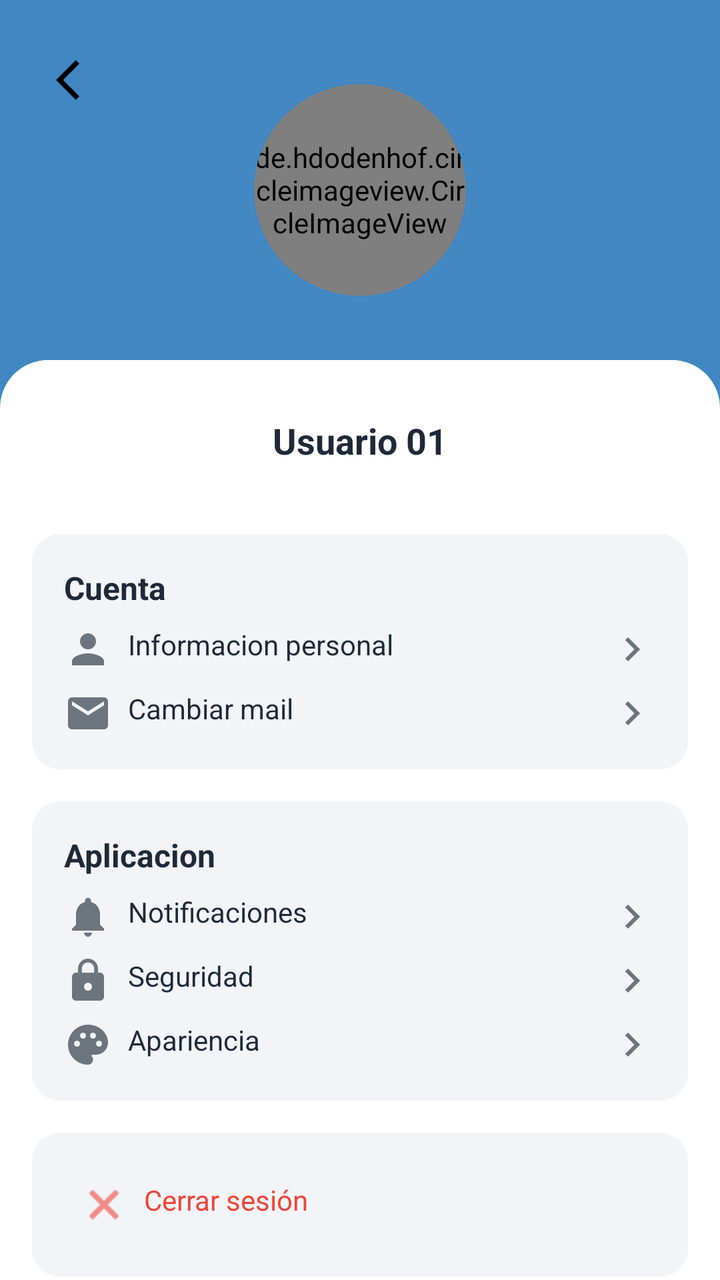
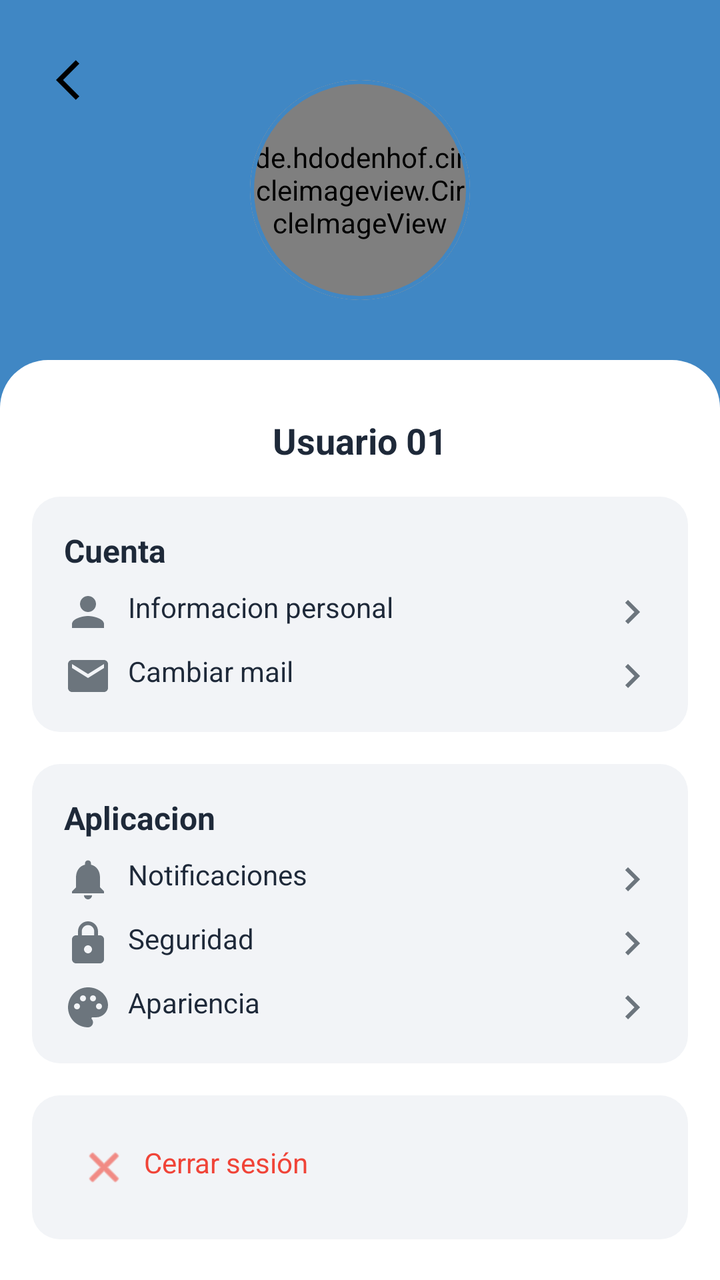

Compare the two renders of this Android layout. The source of the first and the diff that turns it into the second are given below.
<!-- AndroidManifest.xml: application theme Theme.FollowUp -->
<!-- res/layout/activity_configuracion.xml -->
<?xml version="1.0" encoding="utf-8"?>
<androidx.coordinatorlayout.widget.CoordinatorLayout
    xmlns:android="http://schemas.android.com/apk/res/android"
    xmlns:app="http://schemas.android.com/apk/res-auto"
    android:id="@+id/main"
    android:layout_width="match_parent"
    android:layout_height="match_parent"
    android:background="@color/background_header">

    
    <com.google.android.material.appbar.AppBarLayout
        android:layout_width="match_parent"
        android:layout_height="wrap_content"
        android:background="@android:color/transparent"
        app:elevation="0dp">

        <RelativeLayout
            android:layout_width="match_parent"
            android:layout_height="180dp"
            android:background="@color/background_header">

            <ImageButton
                android:id="@+id/backButton"
                android:layout_width="48dp"
                android:layout_height="48dp"
                android:layout_margin="16dp"
                android:background="?attr/selectableItemBackgroundBorderless"
                android:importantForAccessibility="no"
                android:src="@drawable/ic_back_arrow_black" />

            <com.google.android.material.card.MaterialCardView
                android:id="@+id/profileContainer"
                android:layout_width="110dp"
                android:layout_height="110dp"
                android:layout_centerHorizontal="true"
                android:layout_marginTop="40dp"
                android:clickable="true"
                android:focusable="true"
                android:foreground="?attr/selectableItemBackgroundBorderless"
                app:cardCornerRadius="55dp"
                app:cardElevation="0dp"
                app:strokeWidth="2dp"
                app:strokeColor="@color/primary_blue">

                <de.hdodenhof.circleimageview.CircleImageView
                    android:id="@+id/profilePicture"
                    android:layout_width="match_parent"
                    android:layout_height="match_parent"
                    android:src="@drawable/ic_person"
                    android:scaleType="centerCrop" />

            </com.google.android.material.card.MaterialCardView>

        </RelativeLayout>

    </com.google.android.material.appbar.AppBarLayout>

    
    <androidx.core.widget.NestedScrollView
        android:layout_width="match_parent"
        android:layout_height="match_parent"
        android:background="@drawable/background_content_top_rounded"
        app:layout_behavior="@string/appbar_scrolling_view_behavior">

        <LinearLayout
            android:layout_width="match_parent"
            android:layout_height="wrap_content"
            android:orientation="vertical"
            android:padding="16dp">

            
            <TextView
                android:id="@+id/tvUserName"
                android:layout_width="wrap_content"
                android:layout_height="wrap_content"
                android:layout_gravity="center_horizontal"
                android:layout_marginTop="12dp"
                android:text="@string/usuario_01"
                android:textColor="@color/text_primary"
                android:textSize="18sp"
                android:textStyle="bold" />

            <TextView
                android:id="@+id/tvUbicacion"
                android:layout_width="wrap_content"
                android:layout_height="wrap_content"
                android:layout_gravity="center_horizontal"
                android:layout_marginTop="1dp"
                android:layout_marginBottom="16dp"
                android:text=""
                android:textColor="@color/text_secondary"
                android:textSize="13sp" />

            
            <LinearLayout
                android:layout_width="match_parent"
                android:layout_height="wrap_content"
                android:layout_marginHorizontal="0dp"
                android:background="@drawable/bg_dialog_rounded2"
                android:orientation="vertical"
                android:padding="16dp">

                <TextView
                    android:layout_width="wrap_content"
                    android:layout_height="wrap_content"
                    android:text="@string/cuenta"
                    android:textColor="@color/text_primary"
                    android:textSize="16sp"
                    android:textStyle="bold" />

                <LinearLayout
                    android:layout_width="match_parent"
                    android:layout_height="wrap_content"
                    android:layout_marginTop="8dp"
                    android:orientation="horizontal">

                    <ImageView
                        android:layout_width="24dp"
                        android:layout_height="24dp"
                        android:src="@drawable/ic_person"
                        app:tint="@color/text_secondary" />

                    <TextView
                        android:layout_width="0dp"
                        android:layout_height="wrap_content"
                        android:layout_marginStart="8dp"
                        android:layout_weight="1"
                        android:textColor="@color/text_primary"
                        android:text="@string/informacion_personal" />

                    <ImageView
                        android:layout_width="24dp"
                        android:layout_height="24dp"
                        android:src="@drawable/ic_right_arrow"
                        app:tint="@color/text_secondary" />
                </LinearLayout>

                <LinearLayout
                    android:id="@+id/ll_CambiarMail"
                    android:layout_width="match_parent"
                    android:layout_height="wrap_content"
                    android:layout_marginTop="8dp"
                    android:orientation="horizontal"
                    android:background="?attr/selectableItemBackground"
                    android:clickable="true"
                    android:focusable="true">

                    <ImageView
                        android:layout_width="24dp"
                        android:layout_height="24dp"
                        android:src="@drawable/ic_mail"
                        app:tint="@color/text_secondary" />

                    <TextView
                        android:layout_width="0dp"
                        android:layout_height="wrap_content"
                        android:layout_marginStart="8dp"
                        android:layout_weight="1"
                        android:textColor="@color/text_primary"
                        android:text="@string/cambiar_mail" />

                    <ImageView
                        android:layout_width="24dp"
                        android:layout_height="24dp"
                        android:importantForAccessibility="no"
                        android:src="@drawable/ic_right_arrow"
                        app:tint="@color/text_secondary" />
                </LinearLayout>
            </LinearLayout>

            
            <LinearLayout
                android:layout_width="match_parent"
                android:layout_height="wrap_content"
                android:layout_marginTop="16dp"
                android:background="@drawable/bg_dialog_rounded2"
                android:orientation="vertical"
                android:padding="16dp">

                <TextView
                    android:layout_width="wrap_content"
                    android:layout_height="wrap_content"
                    android:text="@string/aplicacion"
                    android:textColor="@color/text_primary"
                    android:textSize="16sp"
                    android:textStyle="bold" />

                <LinearLayout
                    android:layout_width="match_parent"
                    android:layout_height="wrap_content"
                    android:layout_marginTop="8dp"
                    android:orientation="horizontal">

                    <ImageView
                        android:layout_width="24dp"
                        android:layout_height="24dp"
                        android:importantForAccessibility="no"
                        android:src="@drawable/ic_bell"
                        app:tint="@color/text_secondary" />

                    <TextView
                        android:layout_width="0dp"
                        android:layout_height="wrap_content"
                        android:layout_marginStart="8dp"
                        android:layout_weight="1"
                        android:textColor="@color/text_primary"
                        android:text="@string/notificaciones" />

                    <ImageView
                        android:layout_width="24dp"
                        android:layout_height="24dp"
                        android:importantForAccessibility="no"
                        android:src="@drawable/ic_right_arrow"
                        app:tint="@color/text_secondary" />
                </LinearLayout>

                <LinearLayout
                    android:id="@+id/llSeguridad"
                    android:layout_width="match_parent"
                    android:layout_height="wrap_content"
                    android:layout_marginTop="8dp"
                    android:orientation="horizontal"
                    android:background="?attr/selectableItemBackground"
                    android:clickable="true"
                    android:focusable="true">

                    <ImageView
                        android:layout_width="24dp"
                        android:layout_height="24dp"
                        android:importantForAccessibility="no"
                        android:src="@drawable/ic_lock"
                        app:tint="@color/text_secondary" />

                    <TextView
                        android:layout_width="0dp"
                        android:layout_height="wrap_content"
                        android:layout_marginStart="8dp"
                        android:layout_weight="1"
                        android:textColor="@color/text_primary"
                        android:text="@string/seguridad" />

                    <ImageView
                        android:layout_width="24dp"
                        android:layout_height="24dp"
                        android:importantForAccessibility="no"
                        android:src="@drawable/ic_right_arrow"
                        app:tint="@color/text_secondary" />
                </LinearLayout>

                <LinearLayout
                    android:id="@+id/ll_Apariencia"
                    android:layout_width="match_parent"
                    android:layout_height="wrap_content"
                    android:layout_marginTop="8dp"
                    android:orientation="horizontal"
                    android:background="?attr/selectableItemBackground"
                    android:clickable="true"
                    android:focusable="true">

                    <ImageView
                        android:layout_width="24dp"
                        android:layout_height="24dp"
                        android:src="@drawable/ic_palette"
                        app:tint="@color/text_secondary" />

                    <TextView
                        android:layout_width="0dp"
                        android:layout_height="wrap_content"
                        android:layout_marginStart="8dp"
                        android:layout_weight="1"
                        android:textColor="@color/text_primary"
                        android:text="@string/apariencia" />

                    <ImageView
                        android:layout_width="24dp"
                        android:layout_height="24dp"
                        android:src="@drawable/ic_right_arrow"
                        app:tint="@color/text_secondary" />
                </LinearLayout>
            </LinearLayout>

            
            <LinearLayout
                android:layout_width="match_parent"
                android:layout_height="wrap_content"
                android:layout_marginTop="16dp"
                android:layout_marginBottom="24dp"
                android:background="@drawable/bg_dialog_rounded2"
                android:orientation="vertical"
                android:padding="16dp">

                <LinearLayout
                    android:id="@+id/ll_CerrarSesion"
                    android:layout_width="match_parent"
                    android:layout_height="wrap_content"
                    android:orientation="horizontal"
                    android:background="?attr/selectableItemBackground"
                    android:clickable="true"
                    android:focusable="true"
                    android:padding="8dp">

                    <ImageView
                        android:layout_width="24dp"
                        android:layout_height="24dp"
                        android:importantForAccessibility="no"
                        android:src="@android:drawable/ic_menu_close_clear_cancel"
                        app:tint="@color/danger_red" />

                    <TextView
                        android:layout_width="0dp"
                        android:layout_height="wrap_content"
                        android:layout_marginStart="8dp"
                        android:layout_weight="1"
                        android:text="@string/cerrar_sesion"
                        android:textColor="@color/danger_red"
                        android:textSize="14sp" />
                </LinearLayout>
            </LinearLayout>

            
            <View
                android:layout_width="match_parent"
                android:layout_height="80dp" />

        </LinearLayout>
    </androidx.core.widget.NestedScrollView>

</androidx.coordinatorlayout.widget.CoordinatorLayout>
<!-- resources referenced by this layout -->
<resources>
  <color name="background_header">@color/primary_blue</color>
  <color name="danger_red">#FFF04438</color>
  <color name="primary_blue">#FF4087C4</color>
  <color name="text_primary">#FF1E2939</color>
  <color name="text_secondary">#FF6C757D</color>
  <!-- drawable background_content_top_rounded (drawable) -->
  <?xml version="1.0" encoding="utf-8"?>
  <shape xmlns:android="http://schemas.android.com/apk/res/android"
      android:shape="rectangle">
      <solid android:color="@color/surface_secondary" />
      <corners
          android:topLeftRadius="24dp"
          android:topRightRadius="24dp" />
  </shape>
  <!-- drawable bg_dialog_rounded2 (drawable) -->
  <?xml version="1.0" encoding="utf-8"?>
  <shape xmlns:android="http://schemas.android.com/apk/res/android"
      android:shape="rectangle">
      <solid android:color="@color/surface_divider" />
      <corners android:radius="14dp" />
  </shape>
  <!-- drawable ic_back_arrow_black (drawable) -->
  <vector xmlns:android="http://schemas.android.com/apk/res/android" android:autoMirrored="true" android:height="24dp" android:tint="#000000" android:viewportHeight="24" android:viewportWidth="24" android:width="24dp">
        
      <path android:fillColor="@android:color/white" android:pathData="M11.67,3.87L9.9,2.1 0,12l9.9,9.9 1.77,-1.77L3.54,12z"/>
      
  </vector>
  <!-- drawable ic_mail (drawable) -->
  <vector xmlns:android="http://schemas.android.com/apk/res/android" android:height="24dp" android:tint="#4087C4" android:viewportHeight="24" android:viewportWidth="24" android:width="24dp">
        
      <path android:fillColor="@android:color/white" android:pathData="M20,4L4,4c-1.1,0 -1.99,0.9 -1.99,2L2,18c0,1.1 0.9,2 2,2h16c1.1,0 2,-0.9 2,-2L22,6c0,-1.1 -0.9,-2 -2,-2zM20,8l-8,5 -8,-5L4,6l8,5 8,-5v2z"/>
      
  </vector>
  <!-- drawable ic_person (drawable) -->
  <vector xmlns:android="http://schemas.android.com/apk/res/android" android:height="24dp" android:tint="#4087C4" android:viewportHeight="24" android:viewportWidth="24" android:width="24dp">
        
      <path android:fillColor="@android:color/white" android:pathData="M12,12c2.21,0 4,-1.79 4,-4s-1.79,-4 -4,-4 -4,1.79 -4,4 1.79,4 4,4zM12,14c-2.67,0 -8,1.34 -8,4v2h16v-2c0,-2.66 -5.33,-4 -8,-4z"/>
      
  </vector>
  <!-- drawable ic_right_arrow (drawable) -->
  <vector xmlns:android="http://schemas.android.com/apk/res/android" android:autoMirrored="true" android:height="24dp" android:tint="#777780" android:viewportHeight="24" android:viewportWidth="24" android:width="24dp">
        
      <path android:fillColor="@android:color/white" android:pathData="M8.59,16.59L13.17,12 8.59,7.41 10,6l6,6 -6,6 -1.41,-1.41z"/>
      
  </vector>
  <string name="apariencia">Apariencia</string>
  <string name="aplicacion">Aplicacion</string>
  <string name="cambiar_mail">Cambiar mail</string>
  <string name="cerrar_sesion">Cerrar sesión</string>
  <string name="cuenta">Cuenta</string>
  <string name="informacion_personal">Informacion personal</string>
  <string name="notificaciones">Notificaciones</string>
  <string name="seguridad">Seguridad</string>
  <string name="usuario_01">Usuario 01</string>
  <color name="surface_secondary">#FFFFFFFF</color>
  <color name="surface_divider">#FFF2F4F7</color>
  <color name="white">#FFFFFFFF</color>
  <color name="surface_primary">#FFFFFFFF</color>
  <color name="text_hint">#FF999999</color>
  <style name="ThemeOverlay.FollowUp.Dialog" parent="ThemeOverlay.MaterialComponents.MaterialAlertDialog">
          <item name="android:background">@color/surface_primary</item>
      </style>
  <!-- unchanged entries left out for length: 4 -->
</resources>

<!-- the commit's change to res/layout/activity_configuracion.xml (unified diff, before → after) -->
@@ -75,21 +75,13 @@
                 android:layout_height="wrap_content"
                 android:layout_gravity="center_horizontal"
                 android:layout_marginTop="12dp"
+                android:layout_marginBottom="16dp"
                 android:text="@string/usuario_01"
                 android:textColor="@color/text_primary"
                 android:textSize="18sp"
                 android:textStyle="bold" />
 
-            <TextView
-                android:id="@+id/tvUbicacion"
-                android:layout_width="wrap_content"
-                android:layout_height="wrap_content"
-                android:layout_gravity="center_horizontal"
-                android:layout_marginTop="1dp"
-                android:layout_marginBottom="16dp"
-                android:text=""
-                android:textColor="@color/text_secondary"
-                android:textSize="13sp" />
+            
 
             
             <LinearLayout
